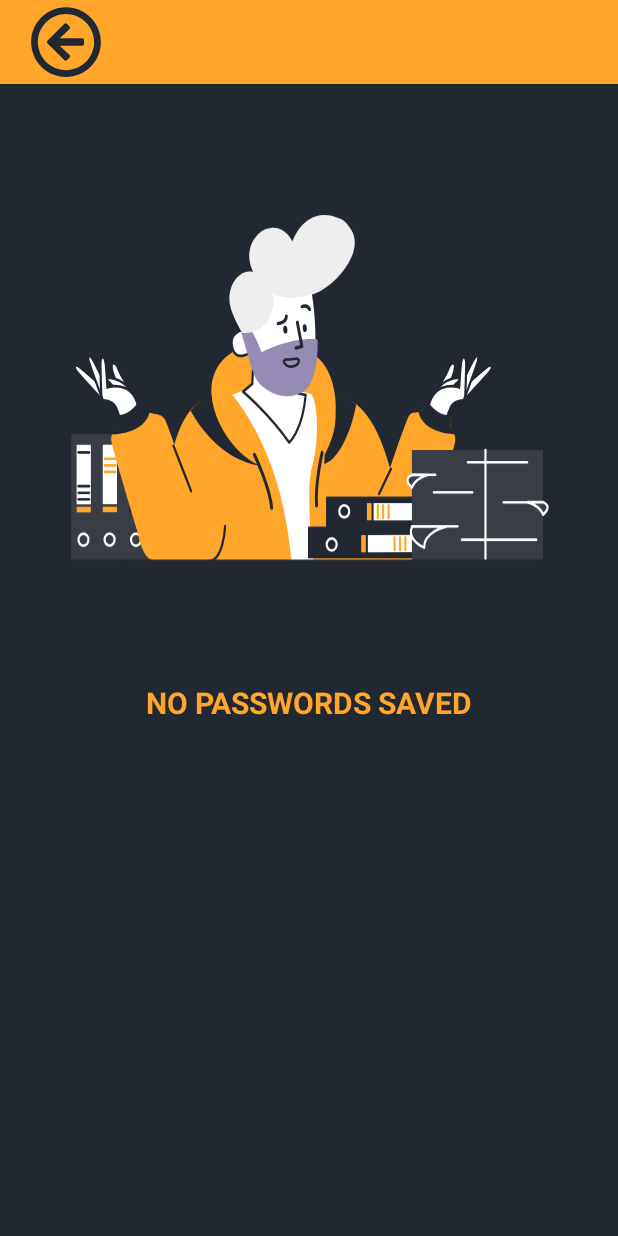
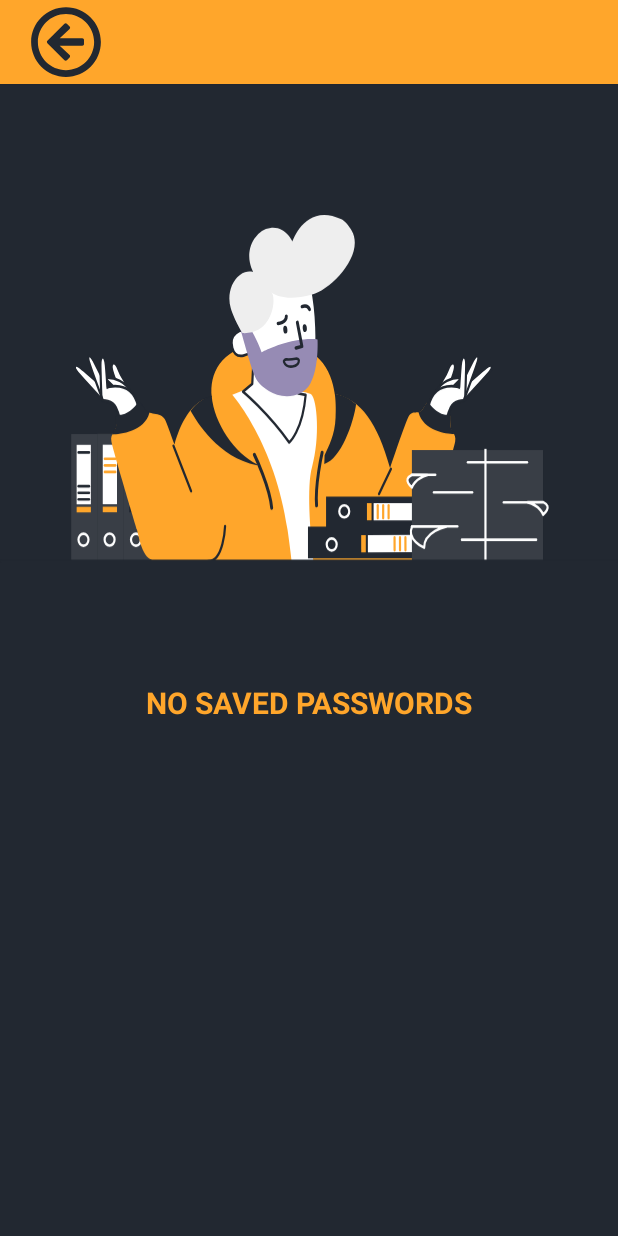
Before and after one commit to JoshLudahl/Tokenator, an Android app: the SavedTokenFragment screen opened through its navigation route, on a phone screen of 412 x 824 dp. Run offline under Robolectric (Android 15) with nearby library versions, the phone set to English and light mode, and no system bars; our stand-ins replace Room's generated code, data binding.

Commit message:
clean-up

```diff
--- a/app/src/main/res/layout/saved_token_fragment.xml
+++ b/app/src/main/res/layout/saved_token_fragment.xml
@@ -68,7 +68,7 @@
                 android:layout_height="wrap_content"
                 android:fontFamily="sans-serif"
                 android:gravity="center"
-                android:text="@string/no_passwords_saved"
+                android:text="@string/no_saved_passwords"
                 android:textAlignment="center"
                 android:textAllCaps="true"
                 android:textColor="@color/yellow"
--- a/app/src/main/res/values/strings.xml
+++ b/app/src/main/res/values/strings.xml
@@ -21,7 +21,6 @@
     <string name="error_enter_name_for_password">Enter a name for the password</string>
     <string name="error_generate_password_first">You must generate a password first</string>
     <string name="password_saved">Password saved</string>
-    <string name="no_passwords_saved">No passwords saved</string>
     <string name="token_title_placeholder">Token Title</string>
     <string name="token_placeholder_text">4dasdfsa8d@#@f</string>
     <string name="no_saved_passwords">No Saved Passwords</string>
```
